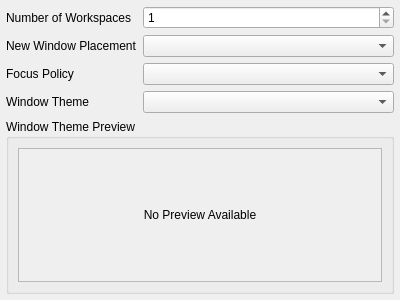
lumina-desktop/lumina, file src-qt5/core-utils/lumina-config/pages/page_fluxbox_settings.ui: the form before one commit.
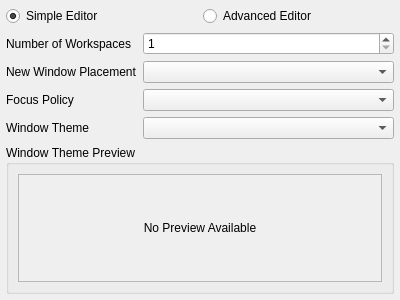
The form after the commit.

Commit message: Add a full fluxbox init file editor to lumina-config as an "advanced" editor mode.

```diff
--- a/src-qt5/core-utils/lumina-config/pages/page_fluxbox_settings.ui
+++ b/src-qt5/core-utils/lumina-config/pages/page_fluxbox_settings.ui
@@ -27,6 +27,46 @@
     <number>6</number>
    </property>
    <item>
+    <layout class="QHBoxLayout" name="horizontalLayout">
+     <item>
+      <widget class="QRadioButton" name="radio_simple">
+       <property name="text">
+        <string>Simple Editor</string>
+       </property>
+       <property name="checked">
+        <bool>true</bool>
+       </property>
+      </widget>
+     </item>
+     <item>
+      <widget class="QRadioButton" name="radio_advanced">
+       <property name="text">
+        <string>Advanced Editor</string>
+       </property>
+      </widget>
+     </item>
+    </layout>
+   </item>
+   <item>
+    <widget class="QStackedWidget" name="stackedWidget">
+     <property name="currentIndex">
+      <number>0</number>
+     </property>
+     <widget class="QWidget" name="page_simple">
+      <layout class="QVBoxLayout" name="verticalLayout_2">
+       <property name="leftMargin">
+        <number>0</number>
+       </property>
+       <property name="topMargin">
+        <number>0</number>
+       </property>
+       <property name="rightMargin">
+        <number>0</number>
+       </property>
+       <property name="bottomMargin">
+        <number>0</number>
+       </property>
+       <item>
     <layout class="QFormLayout" name="formLayout_4">
      <item row="0" column="0">
       <widget class="QLabel" name="label_2">
@@ -100,7 +140,7 @@
            <x>0</x>
            <y>0</y>
            <width>362</width>
-           <height>115</height>
+               <height>78</height>
           </rect>
          </property>
          <property name="sizePolicy">
@@ -155,6 +195,29 @@
        </widget>
       </item>
      </layout>
+        </widget>
+       </item>
+      </layout>
+     </widget>
+     <widget class="QWidget" name="page_advanced">
+      <layout class="QVBoxLayout" name="verticalLayout_3">
+       <property name="leftMargin">
+        <number>0</number>
+       </property>
+       <property name="topMargin">
+        <number>0</number>
+       </property>
+       <property name="rightMargin">
+        <number>0</number>
+       </property>
+       <property name="bottomMargin">
+        <number>0</number>
+       </property>
+       <item>
+        <widget class="QPlainTextEdit" name="text_file"/>
+       </item>
+      </layout>
+     </widget>
     </widget>
    </item>
   </layout>
```
Lines whose indentation alone changed are shown as unchanged. The commit also changes 2 other files.
